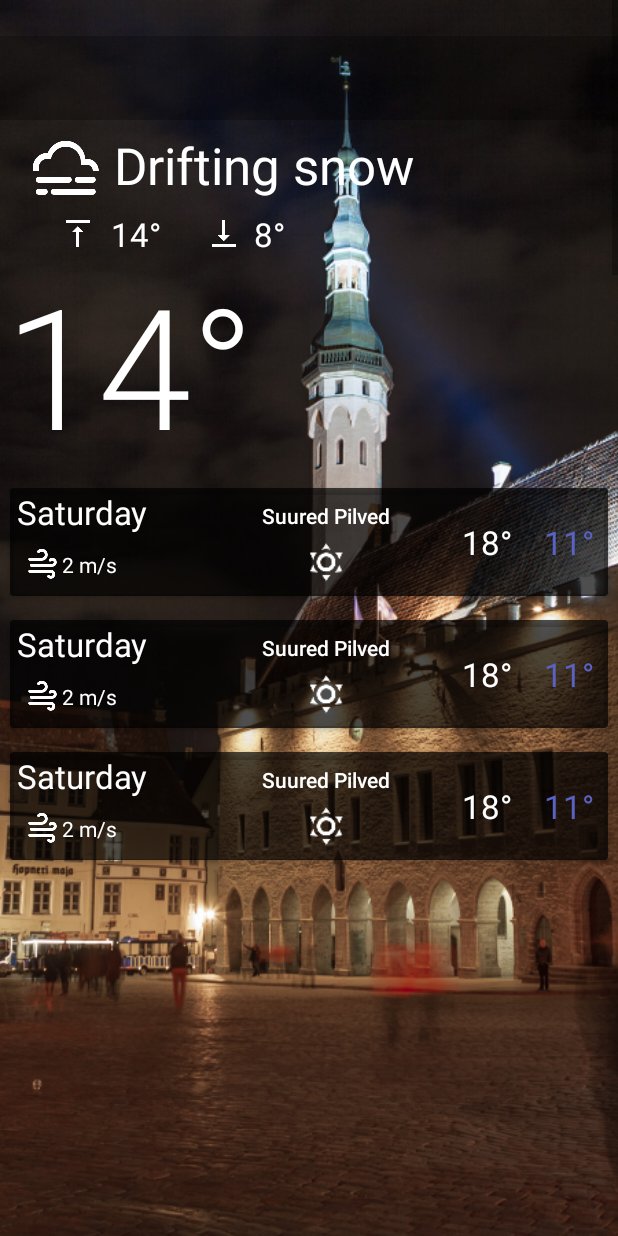
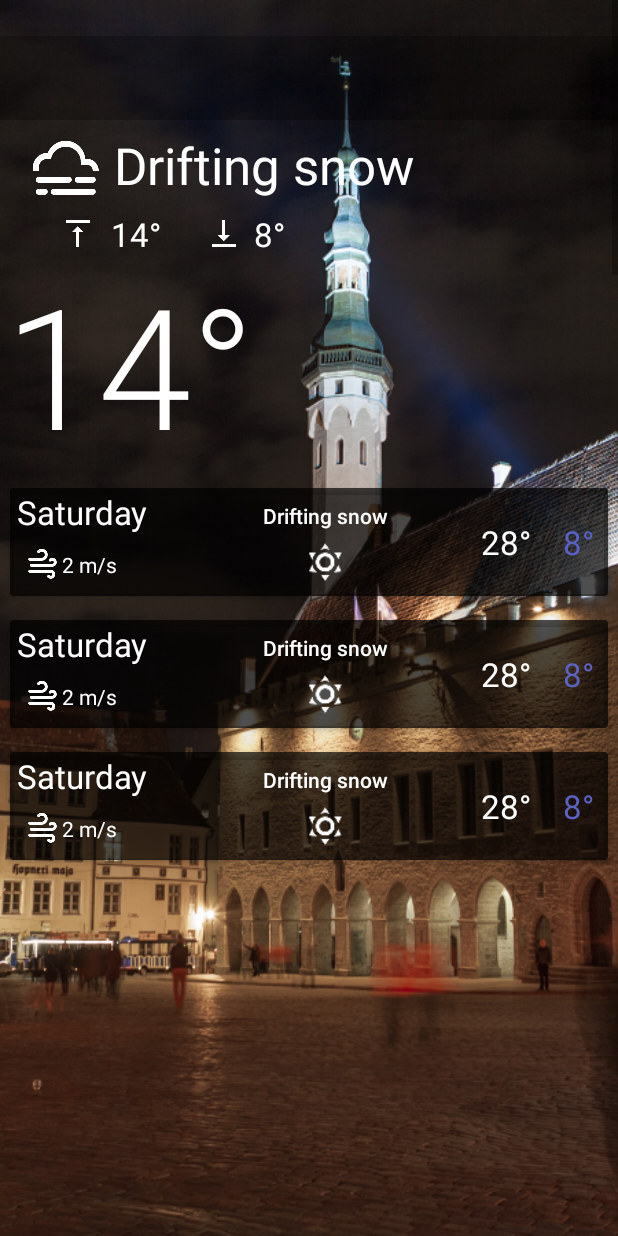
Before and after one commit to EestiParim/Weather-App, an Android app: the layout activity_detailed_info_acitivty.xml on its own in the app's theme, with its tools: preview values and no code run, on a phone screen of 412 x 824 dp. Run offline under Robolectric (Android 15) with nearby library versions, the phone set to English and light mode, and no system bars; network calls fail; Roboto replaces fonts that are not available here.

Commit message:
code refactor, updated gradle since I updated my android studio to new beta.

```diff
--- a/app/src/main/java/com/weather/tonis/weatherapp/RecycleAdapters/CitiesListAdapter.java
+++ b/app/src/main/java/com/weather/tonis/weatherapp/RecycleAdapters/CitiesListAdapter.java
@@ -19,14 +19,13 @@ import com.weather.tonis.weatherapp.listObjects.IconHashMap;
 
 import org.json.JSONException;
 
-import java.io.Serializable;
 import java.util.HashMap;
 import java.util.List;
 
 public class CitiesListAdapter extends RecyclerView.Adapter<CitiesListAdapter.ViewHolder> {
     private final List<CityData> cityList;
     private final Context context;
-    private HashMap<String, Integer> weatherIconMap;
+    private final HashMap<String, Integer> weatherIconMap;
 
     public CitiesListAdapter(List<CityData> cityList, Context context) {
         this.cityList = cityList;
--- a/app/src/main/java/com/weather/tonis/weatherapp/RecycleAdapters/ForecastListAdapter.java
+++ b/app/src/main/java/com/weather/tonis/weatherapp/RecycleAdapters/ForecastListAdapter.java
@@ -14,18 +14,16 @@ import com.weather.tonis.weatherapp.R;
 import com.weather.tonis.weatherapp.listObjects.IconHashMap;
 import com.weather.tonis.weatherapp.listObjects.PerDayWeatherInfo;
 
-import java.text.ParseException;
 import java.util.HashMap;
 import java.util.List;
 
 public class ForecastListAdapter extends RecyclerView.Adapter<ForecastListAdapter.ViewHolder> {
     private final List<PerDayWeatherInfo> perDayWeatherInfoList;
-    private final Context context;
-    HashMap<String, Integer> weatherIconMap;
+    private final HashMap<String, Integer> weatherIconMap;
 
     public ForecastListAdapter(List<PerDayWeatherInfo> forecastList, Context context) {
         this.perDayWeatherInfoList = forecastList;
-        this.context = context;
+        Context context1 = context;
         IconHashMap iconHashMap = new IconHashMap();
         weatherIconMap = iconHashMap.getWeatherIconMap();
     }
--- a/app/src/main/java/com/weather/tonis/weatherapp/listObjects/CityData.java
+++ b/app/src/main/java/com/weather/tonis/weatherapp/listObjects/CityData.java
@@ -92,7 +92,7 @@ public class CityData implements Serializable {
         return weatherIcon;
     }
 
-    public void getWeatherDescription(JSONArray weather) throws JSONException {
+    private void getWeatherDescription(JSONArray weather) throws JSONException {
         JSONObject jsonObject = weather.getJSONObject(0);
         this.weatherDescription = jsonObject.getString("description");
         this.weatherIcon = jsonObject.getString("icon");
--- a/app/src/main/java/com/weather/tonis/weatherapp/listObjects/IconHashMap.java
+++ b/app/src/main/java/com/weather/tonis/weatherapp/listObjects/IconHashMap.java
@@ -3,7 +3,7 @@ package com.weather.tonis.weatherapp.listObjects;
 import java.util.HashMap;
 
 public class IconHashMap {
-    HashMap<String, Integer> weatherIconMap = new HashMap<>();
+    private final HashMap<String, Integer> weatherIconMap = new HashMap<>();
 
     public IconHashMap(){
         weatherIconMap.put("01d", 0);
--- a/app/src/main/java/com/weather/tonis/weatherapp/network/JsonParser.java
+++ b/app/src/main/java/com/weather/tonis/weatherapp/network/JsonParser.java
@@ -15,8 +15,6 @@ import com.android.volley.VolleyError;
 import com.android.volley.toolbox.HttpHeaderParser;
 import com.android.volley.toolbox.StringRequest;
 import com.android.volley.toolbox.Volley;
-import com.weather.tonis.weatherapp.DetailedInfoActivity;
-import com.weather.tonis.weatherapp.RecycleAdapters.ForecastListAdapter;
 import com.weather.tonis.weatherapp.listObjects.CityData;
 import com.weather.tonis.weatherapp.listObjects.PerDayWeatherInfo;
 
--- a/app/src/main/res/layout/activity_detailed_info_acitivty.xml
+++ b/app/src/main/res/layout/activity_detailed_info_acitivty.xml
@@ -13,7 +13,8 @@
         android:layout_width="match_parent"
         android:layout_height="match_parent"
         android:src="@mipmap/background_darker"
-        android:scaleType = "centerCrop" />
+        android:scaleType = "centerCrop"
+        android:contentDescription="TODO" />
 
 
     <ScrollView
@@ -47,8 +48,8 @@
                 android:layout_width="wrap_content"
                 android:layout_height="wrap_content"
                 android:layout_marginStart="3dp"
-                android:contentDescription="current_temp"
-                android:text="14°"
+                android:contentDescription="@string/current_temp_filler"
+                android:text="@string/filler_temp"
                 android:textAppearance="@style/TextAppearance.AppCompat.Display4"
                 android:textColor="@color/white"
                 app:layout_constraintStart_toStartOf="@+id/nestedConstraint"
@@ -62,7 +63,8 @@
                 android:layout_marginTop="8dp"
                 app:layout_constraintStart_toStartOf="@+id/nestedConstraint"
                 app:layout_constraintTop_toBottomOf="@+id/toolbar"
-                app:srcCompat="@drawable/ic_weather_fog_white_48dp" />
+                app:srcCompat="@drawable/ic_weather_fog_white_48dp"
+                android:contentDescription="TODO" />
 
             <TextView
                 android:id="@+id/weather_desc"
@@ -70,7 +72,7 @@
                 android:layout_height="wrap_content"
                 android:layout_marginStart="8dp"
                 android:layout_marginTop="7dp"
-                android:text="Drifting snow"
+                android:text="@string/filler_weather_desc"
                 android:textAppearance="@style/TextAppearance.AppCompat.Display1"
                 android:textColor="@color/white"
                 app:layout_constraintStart_toEndOf="@+id/weather_icon"
@@ -84,7 +86,8 @@
                 app:layout_constraintBottom_toBottomOf="@+id/high_temp"
                 app:layout_constraintStart_toEndOf="@+id/high_temp"
                 app:layout_constraintTop_toTopOf="@+id/high_temp"
-                app:srcCompat="@drawable/ic_format_vertical_align_bottom_white_24dp" />
+                app:srcCompat="@drawable/ic_format_vertical_align_bottom_white_24dp"
+                android:contentDescription="TODO" />
 
             <ImageView
                 android:id="@+id/max_temp_icon"
@@ -94,14 +97,15 @@
                 android:layout_marginTop="8dp"
                 app:layout_constraintStart_toStartOf="@+id/nestedConstraint"
                 app:layout_constraintTop_toBottomOf="@+id/weather_icon"
-                app:srcCompat="@drawable/ic_format_vertical_align_top_white_24dp" />
+                app:srcCompat="@drawable/ic_format_vertical_align_top_white_24dp"
+                android:contentDescription="TODO" />
 
             <TextView
                 android:id="@+id/high_temp"
                 android:layout_width="wrap_content"
                 android:layout_height="wrap_content"
                 android:layout_marginStart="10dp"
-                android:text="28°"
+                android:text="@string/filler_temp_2"
                 android:textColor="@color/white"
                 android:textSize="22sp"
                 app:layout_constraintBottom_toBottomOf="@+id/max_temp_icon"
@@ -114,7 +118,7 @@
                 android:layout_width="wrap_content"
                 android:layout_height="wrap_content"
                 android:layout_marginStart="8dp"
-                android:text="8°"
+                android:text="@string/filler_temp_3"
                 android:textColor="@color/white"
                 android:textSize="22sp"
                 app:layout_constraintBottom_toBottomOf="@+id/low_temp_icon"
--- a/app/src/main/res/layout/forecast_item.xml
+++ b/app/src/main/res/layout/forecast_item.xml
@@ -23,7 +23,7 @@
             android:layout_height="wrap_content"
             android:layout_marginStart="3dp"
             android:paddingTop="-50dp"
-            android:text="Saturday"
+            android:text="@string/filler_day"
             android:textAppearance="@style/TextAppearance.AppCompat.Display1"
             android:textColor="@color/white"
             android:textSize="22sp"
@@ -38,7 +38,7 @@
             android:layout_marginEnd="8dp"
             android:layout_marginStart="30dp"
             android:layout_marginTop="7dp"
-            android:text="Suured Pilved"
+            android:text="@string/filler_weather_desc"
             android:textAppearance="@style/TextAppearance.AppCompat.Widget.PopupMenu.Header"
             android:textColor="@color/white"
             app:layout_constraintEnd_toEndOf="parent"
@@ -56,7 +56,8 @@
             app:layout_constraintEnd_toEndOf="@+id/cityClouds"
             app:layout_constraintStart_toStartOf="@+id/cityClouds"
             app:layout_constraintTop_toBottomOf="@+id/cityClouds"
-            app:srcCompat="@drawable/weather_icons_light" />
+            app:srcCompat="@drawable/weather_icons_light"
+            android:contentDescription="TODO" />
 
         <TextView
             android:id="@+id/high_temp"
@@ -65,7 +66,7 @@
             android:layout_marginBottom="8dp"
             android:layout_marginEnd="21dp"
             android:layout_marginTop="8dp"
-            android:text="18°"
+            android:text="@string/filler_temp_2"
             android:textAppearance="@style/TextAppearance.AppCompat.Display1"
             android:textColor="@color/white"
             android:textSize="22sp"
@@ -80,7 +81,7 @@
             android:layout_marginBottom="8dp"
             android:layout_marginEnd="8dp"
             android:layout_marginTop="8dp"
-            android:text="11°"
+            android:text="@string/filler_temp_3"
             android:textAppearance="@style/TextAppearance.AppCompat.Display1"
             android:textColor="@color/nightBlue"
             android:textSize="22sp"
@@ -98,14 +99,15 @@
             app:layout_constraintBottom_toBottomOf="parent"
             app:layout_constraintStart_toStartOf="parent"
             app:layout_constraintTop_toBottomOf="@+id/date"
-            app:srcCompat="@drawable/ic_weather_windy_white_24dp" />
+            app:srcCompat="@drawable/ic_weather_windy_white_24dp"
+            android:contentDescription="TODO" />
 
         <TextView
             android:id="@+id/wind_speed"
             android:layout_width="wrap_content"
             android:layout_height="wrap_content"
             android:layout_marginStart="1dp"
-            android:text="2m/s"
+            android:text="@string/filler_wind_speed"
             android:textColor="@color/white"
             app:layout_constraintBottom_toBottomOf="@+id/wind_icon"
             app:layout_constraintStart_toEndOf="@+id/wind_icon"
--- a/app/src/main/res/values/strings.xml
+++ b/app/src/main/res/values/strings.xml
@@ -4,4 +4,13 @@
     <string name="background_image">background image</string>
     <string name="degree_symbol">°</string>
     <string name="welcome_message">Where are we going today?</string>
+    <string name="current_temp_filler">current_temp</string>
+    <string name="filler_temp">14°</string>
+    <string name="filler_weather_desc">Drifting snow</string>
+    <string name="filler_temp_2">28°</string>
+    <string name="filler_temp_3">8°</string>
+    <string name="filler_city_name">Tallinn</string>
+    <string name="filler_temp_aswords">Seventeen Degrees</string>
+    <string name="filler_day">Saturday</string>
+    <string name="filler_wind_speed">2m/s</string>
 </resources>
--- a/build.gradle
+++ b/build.gradle
@@ -7,7 +7,7 @@ buildscript {
         jcenter()
     }
     dependencies {
-        classpath 'com.android.tools.build:gradle:3.2.0-beta02'
+        classpath 'com.android.tools.build:gradle:3.3.0-alpha02'
 
 
         // NOTE: Do not place your application dependencies here; they belong
```
Also changed, not shown: app/src/main/java/com/weather/tonis/weatherapp/DetailedInfoActivity.java (+9 -27 lines), app/src/main/java/com/weather/tonis/weatherapp/MainActivity.java (+6 -22 lines), app/src/main/java/com/weather/tonis/weatherapp/listObjects/PerDayWeatherInfo.java (+0 -7 lines), app/src/main/res/layout/city_item.xml (+7 -6 lines), gradle/wrapper/gradle-wrapper.properties.
